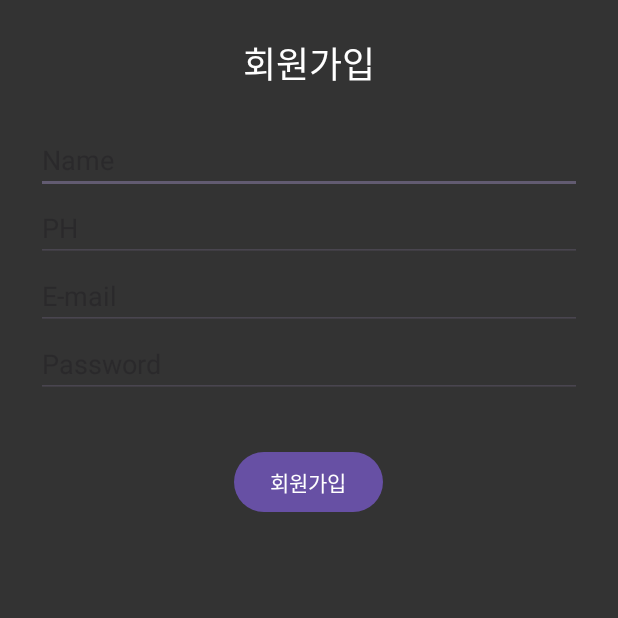
After one commit to sinbin1036/Dsu_Course_Plus, an Android app: the SignUpActivity screen opened directly, with no data from a screen before it, on a phone screen of 412 x 824 dp, the top half of it. The commit adds this screen. Run offline under Robolectric (Android 15) with nearby library versions, the phone set to English and light mode, and no system bars.

Commit message:
feat: 수강 앱 화면 연결 및 로그인 UI 개선
- 로그인 → 회원가입 → 시간표 화면 흐름 구현
- activity_signup.xml, SignUpActivity.kt 구조 정비
- 피그마 기반 UI 적용 (반투명 카드, 라운드 버튼 등)

```diff
--- /dev/null
+++ b/dcp_app/app/src/main/java/com/cookandroid/dcp_app/SignUpActivity.kt
@@ -0,0 +1,19 @@
+package com.cookandroid.dcp_app
+
+import android.os.Bundle
+import androidx.appcompat.app.AppCompatActivity
+import com.cookandroid.dcp_app.databinding.ActivitySignupBinding
+
+class SignUpActivity : AppCompatActivity() {
+    private lateinit var binding: ActivitySignupBinding
+
+    override fun onCreate(savedInstanceState: Bundle?) {
+        super.onCreate(savedInstanceState)
+        binding = ActivitySignupBinding.inflate(layoutInflater)
+        setContentView(binding.root)
+
+        binding.btnSignupConfirm.setOnClickListener {
+            finish() // 단순히 돌아가기
+        }
+    }
+}
--- /dev/null
+++ b/dcp_app/app/src/main/res/layout/activity_signup.xml
@@ -0,0 +1,34 @@
+<?xml version="1.0" encoding="utf-8"?>
+<ScrollView xmlns:android="http://schemas.android.com/apk/res/android"
+    android:background="#333333"
+    android:layout_width="match_parent"
+    android:layout_height="match_parent">
+
+    <LinearLayout
+        android:layout_margin="24dp"
+        android:orientation="vertical"
+        android:layout_width="match_parent"
+        android:layout_height="wrap_content">
+
+        <TextView
+            android:text="회원가입"
+            android:textColor="#FFFFFF"
+            android:textSize="24sp"
+            android:gravity="center"
+            android:layout_width="match_parent"
+            android:layout_height="wrap_content" />
+
+        <EditText android:hint="Name" android:layout_marginTop="24dp" android:layout_width="match_parent" android:layout_height="wrap_content"/>
+        <EditText android:hint="PH" android:layout_width="match_parent" android:layout_height="wrap_content"/>
+        <EditText android:hint="E-mail" android:layout_width="match_parent" android:layout_height="wrap_content"/>
+        <EditText android:hint="Password" android:inputType="textPassword" android:layout_width="match_parent" android:layout_height="wrap_content"/>
+
+        <Button
+            android:id="@+id/btnSignupConfirm"
+            android:text="회원가입"
+            android:layout_marginTop="32dp"
+            android:layout_gravity="center"
+            android:layout_width="wrap_content"
+            android:layout_height="wrap_content" />
+    </LinearLayout>
+</ScrollView>
```
Also changed, not shown: dcp_app/app/build.gradle.kts (+7 -1 lines), dcp_app/app/src/main/AndroidManifest.xml (+13 -8 lines), dcp_app/app/src/main/java/com/cookandroid/dcp_app/LoginActivity.kt (added, +24 -0 lines), dcp_app/app/src/main/java/com/cookandroid/dcp_app/MainActivity.kt (+5 -10 lines), dcp_app/app/src/main/res/drawable/rounded_button.xml (added, +7 -0 lines), dcp_app/app/src/main/res/layout/activity_login.xml (added, +93 -0 lines), dcp_app/app/src/main/res/layout/activity_main.xml (+12 -13 lines), 1 other file.
